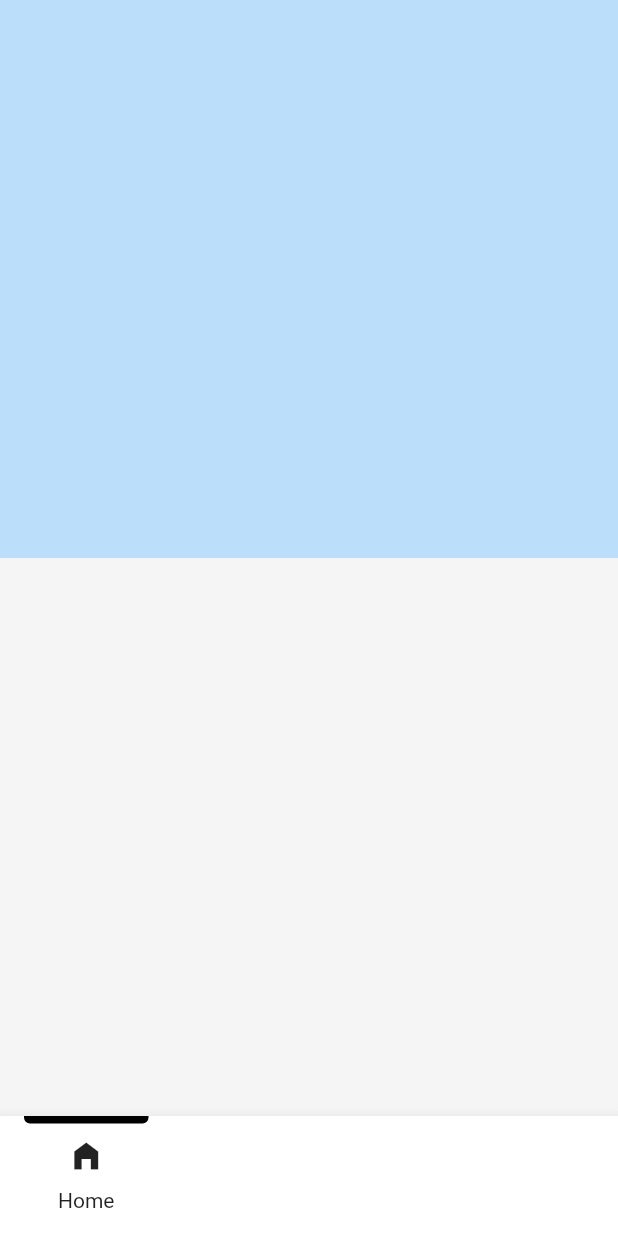
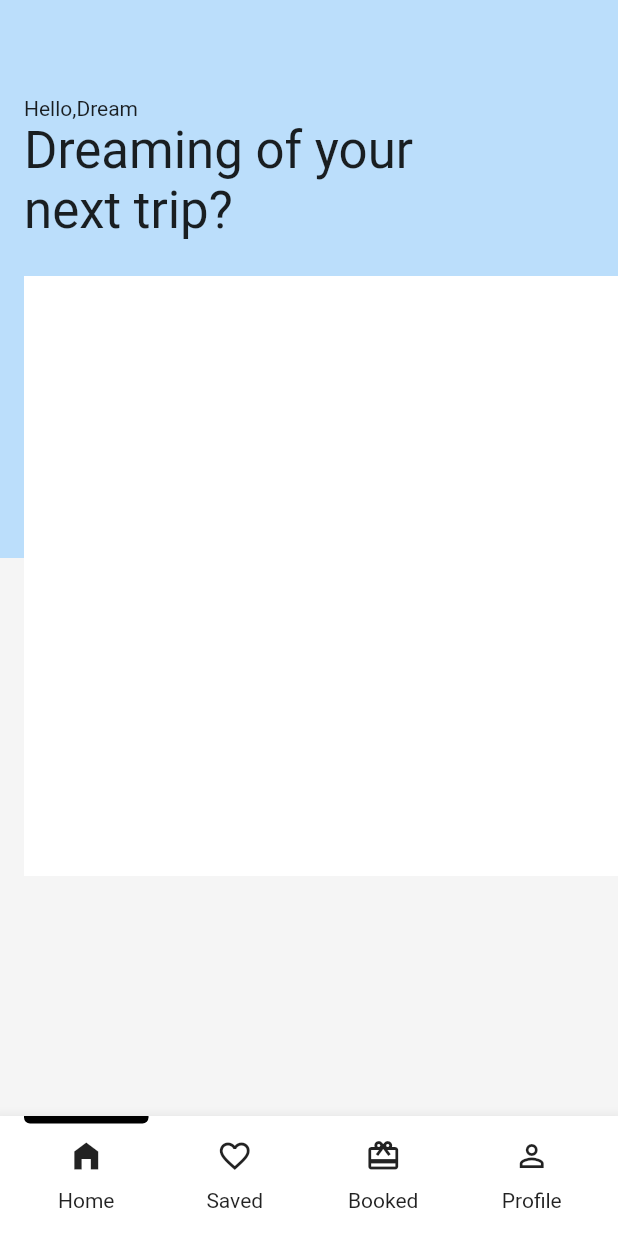
Before and after one commit to JAICHANGPARK/flutter_notebook_chapter_24, a Flutter app: the screen it shows after launch, on a phone screen of 412 x 824 dp. Run offline on Flutter 3.47's test engine with Material 2 defaults, Android fonts, the phone set to English and light mode, and no system bars; our stand-ins replace flutter_riverpod, freezed_annotation, ionicons, percent_indicator; missing offline and left inert: crypto_font_icons.

Commit message:
Update travel_app_main_page.dart

```diff
--- a/lib/ep1365_travel_app/view/travel_app_main_page.dart
+++ b/lib/ep1365_travel_app/view/travel_app_main_page.dart
@@ -31,7 +31,50 @@ class _TravelAppMainPageState extends State<TravelAppMainPage> {
                 ))
               ],
             ),
+          ),
+          Positioned(
+            left: 16,
+            top: 64,
+            bottom: 0,
+            right: 0,
+            child: Column(
+              crossAxisAlignment: CrossAxisAlignment.start,
+              children: [
+                Row(
+                  children: [
+                    Expanded(
+                      child: Column(
+                        crossAxisAlignment: CrossAxisAlignment.start,
+                        children: [
+                          Text("Hello,Dream"),
+                          Text(
+                            "Dreaming of your next trip?",
+                            style: TextStyle(
+                              fontSize: 34,
+                            ),
                           )
+                        ],
+                      ),
+                    ),
+                    SizedBox(
+                      width: 16,
+                    ),
+                    Container(
+                      height: 64,
+                      width: 64,
+                    )
+                  ],
+                ),
+                SizedBox(
+                  height: 24,
+                ),
+                Container(
+                  height: 400,
+                  color: Colors.white,
+                ),
+              ],
+            ),
+          ),
         ],
       ),
       bottomNavigationBar: BottomAppBar(
@@ -46,7 +89,7 @@ class _TravelAppMainPageState extends State<TravelAppMainPage> {
                   children: [
                     Container(
                       height: 5,
-                      decoration: BoxDecoration(
+                      decoration: const BoxDecoration(
                         color: Colors.black,
                         borderRadius: BorderRadius.only(
                           bottomRight: Radius.circular(4),
@@ -54,56 +97,77 @@ class _TravelAppMainPageState extends State<TravelAppMainPage> {
                         ),
                       ),
                     ),
-                    Icon(Icons.home_filled),
-                    Text("Home"),
+                    const Icon(Icons.home_filled),
+                    const Text("Home"),
                   ],
                 ),
               ),
-              SizedBox(
+              const SizedBox(
                 width: 16,
               ),
               Expanded(
                 child: Column(
+                  mainAxisAlignment: MainAxisAlignment.spaceBetween,
                   children: [
                     Container(
                       height: 5,
-                      decoration: BoxDecoration(
+                      decoration: const BoxDecoration(
                         // color: Colors.black,
+                        borderRadius: BorderRadius.only(
+                          bottomRight: Radius.circular(4),
+                          bottomLeft: Radius.circular(4),
                         ),
-                    )
+                      ),
+                    ),
+                    const Icon(Icons.favorite_border),
+                    const Text("Saved"),
                   ],
                 ),
               ),
-              SizedBox(
+              const SizedBox(
                 width: 16,
               ),
               Expanded(
                 child: Column(
+                  mainAxisAlignment: MainAxisAlignment.spaceBetween,
                   children: [
                     Container(
                       height: 5,
-                      decoration: BoxDecoration(
+                      decoration: const BoxDecoration(
                         // color: Colors.black,
+                        borderRadius: BorderRadius.only(
+                          bottomRight: Radius.circular(4),
+                          bottomLeft: Radius.circular(4),
                         ),
-                    )
+                      ),
+                    ),
+                    const Icon(Icons.card_giftcard),
+                    const Text("Booked"),
                   ],
                 ),
               ),
-              SizedBox(
+              const SizedBox(
                 width: 16,
               ),
               Expanded(
                 child: Column(
+                  mainAxisAlignment: MainAxisAlignment.spaceBetween,
                   children: [
                     Container(
                       height: 5,
-                      decoration: BoxDecoration(
+                      decoration: const BoxDecoration(
                         // color: Colors.black,
+                        borderRadius: BorderRadius.only(
+                          bottomRight: Radius.circular(4),
+                          bottomLeft: Radius.circular(4),
                         ),
-                    )
+                      ),
+                    ),
+                    const Icon(Icons.perm_identity),
+                    const Text("Profile"),
                   ],
                 ),
-              )
+              ),
             ],
           ),
         ),
```
Lines whose indentation alone changed are shown as unchanged.
